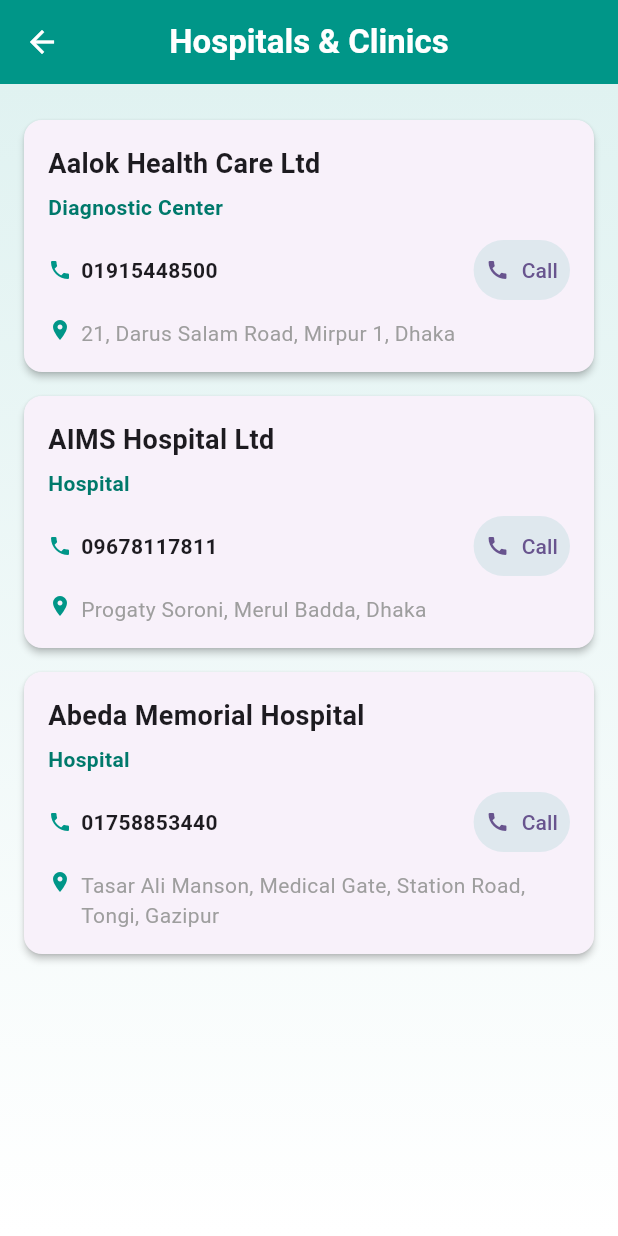
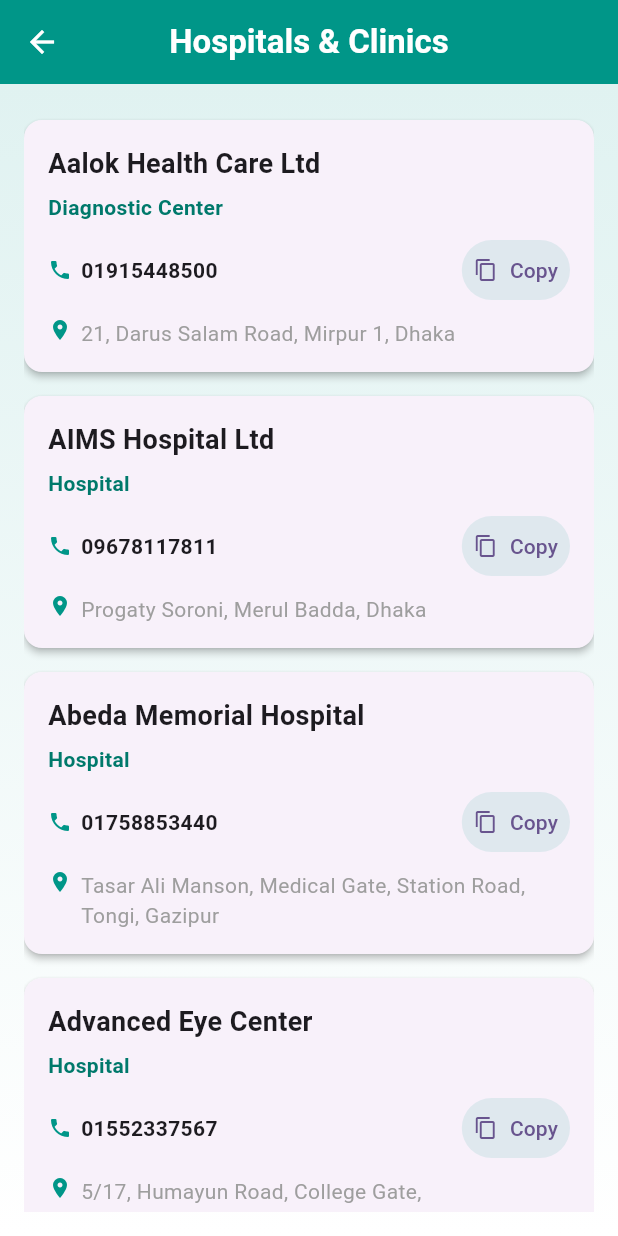
Before and after one commit to riazulrocky/Health-Expert-Flutter-App, a Flutter app: the HospitalPage screen opened directly, on a phone screen of 412 x 824 dp. Run offline on Flutter 3.47's test engine with Material 3 defaults, Android fonts, the phone set to English and light mode, and no system bars.

Commit message:
hospital page

```diff
--- a/lib/hospital_page.dart
+++ b/lib/hospital_page.dart
@@ -1,5 +1,5 @@
 import 'package:flutter/material.dart';
-import 'package:url_launcher/url_launcher.dart';
+import 'package:flutter/services.dart';
 
 class HospitalPage extends StatelessWidget {
   HospitalPage({super.key});
@@ -23,7 +23,102 @@
       'contact': '01758853440',
       'location': 'Tasar Ali Manson, Medical Gate, Station Road, Tongi, Gazipur'
     },
-    // ... (keep all hospital data as-is)
+    {
+      'name': 'Advanced Eye Center',
+      'type': 'Hospital',
+      'contact': '01552337567',
+      'location': '5/17, Humayun Road, College Gate, Mohammadpur, Dhaka'
+    },
+    {
+      'name': 'Advertisement Dental Clinic',
+      'type': 'Dental Clinic',
+      'contact': '01741331741',
+      'location': 'Road No. 4, Baridhara, Dhaka'
+    },
+    {
+      'name': 'Ahsania Mission Cancer & General Hospital',
+      'type': 'Hospital',
+      'contact': '029123420',
+      'location': 'Road No. 12, Dhanmondi R/A, Dhaka'
+    },
+    {
+      'name': 'Ahsania Mission Cancer & General Hospital',
+      'type': 'Hospital',
+      'contact': '029008919',
+      'location': 'Section 14, Mirpur, Dhaka 1206'
+    },
+    {
+      'name': 'Ahsania Mission Cancer & General Hospital',
+      'type': 'Hospital',
+      'contact': '028119521',
+      'location': 'Sector 10, Uttara Model Town, Dhaka 1230'
+    },
+    {
+      'name': 'Aiko Dental Clinic',
+      'type': 'Clinic',
+      'contact': '01819249262',
+      'location': 'Road No. 10, Banani, Dhaka 1213'
+    },
+    {
+      'name': 'Al Barakh General Hospital',
+      'type': 'Hospital',
+      'contact': '01924545494',
+      'location': 'Ali Super Market, Near Tongi Model Thana, Tongi, Gazipur'
+    },
+    {
+      'name': 'Al Raji Hospital Pvt.',
+      'type': 'General Hospital',
+      'contact': '01840756944',
+      'location': 'Farmgate, Dhaka'
+    },
+    {
+      'name': 'Anwer Khan Modern Medical College & Hospital',
+      'type': 'Hospital',
+      'contact': '0258616074',
+      'location': 'Road No. 8, Dhanmondi R/A, Dhaka 1205'
+    },
+    {
+      'name': 'Badda General Hospital',
+      'type': 'Hospital',
+      'contact': '01714643324',
+      'location': 'Cha-107/2, North Badda, Progoti Sarani, Badda, Dhaka'
+    },
+    {
+      'name': 'Banani Dental Clinic',
+      'type': 'Dental Clinic',
+      'contact': '029894040',
+      'location': 'Road No. 12, Block-E, Banani, Dhaka'
+    },
+    {
+      'name': 'Bangabondhu Sheikh Mujib Medical University (PG Hospital)',
+      'type': 'Hospital',
+      'contact': '0255165760',
+      'location': 'Shahbagh, Dhaka'
+    },
+    {
+      'name': 'Bangladesh ENT Hospital',
+      'type': 'Hospital',
+      'contact': '01717250667',
+      'location': 'Shobhanbag, Mirpur Road, (Opposite of Rapa Plaza), Dhaka'
+    },
+    {
+      'name': 'BIRDEM',
+      'type': 'Hospital',
+      'contact': '028616641',
+      'location': 'Kazi Nazrul Avenue, Shahbagh, Dhaka'
+    },
+    {
+      'name': 'Bangladesh Medical College & Hospital',
+      'type': 'General Hospital',
+      'contact': '029118202',
+      'location': 'Road No. 14/A, Dhanmondi, Dhaka'
+    },
+    {
+      'name': 'Bangladesh Psychiatric Care',
+      'type': 'Hospital',
+      'contact': '+8809604604604',
+      'location': 'Shimanta Shambhar Shopping Complex, Pilkhana, Dhaka'
+    },
   ];
 
   Widget _buildHospitalCard(BuildContext context, Map<String, String> hospital) {
@@ -63,21 +158,15 @@
                     style: const TextStyle(fontSize: 14, fontWeight: FontWeight.bold),
                   ),
                 ),
-                // ✅ Replaced Copy Button with Call Button
                 TextButton.icon(
-                  onPressed: () async {
-                    final number = hospital['contact']!;
-                    final Uri launchUri = Uri.parse('tel:$number');
-                    if (await canLaunchUrl(launchUri)) {
-                      await launchUrl(launchUri); // Opens dial pad with number
-                    } else {
-                      ScaffoldMessenger.of(context).showSnackBar(
-                        SnackBar(content: Text('Could not dial $number')),
-                      );
-                    }
+                  onPressed: () {
+                    Clipboard.setData(ClipboardData(text: hospital['contact']!));
+                    ScaffoldMessenger.of(context).showSnackBar(
+                      SnackBar(content: Text('Copied ${hospital['contact']}')),
+                    );
                   },
-                  icon: const Icon(Icons.call, size: 16),
-                  label: const Text('Call'),
+                  icon: const Icon(Icons.copy, size: 16),
+                  label: const Text('Copy'),
                   style: TextButton.styleFrom(
                     padding: const EdgeInsets.symmetric(horizontal: 8, vertical: 4),
                     backgroundColor: Colors.teal.withOpacity(0.1),
```
